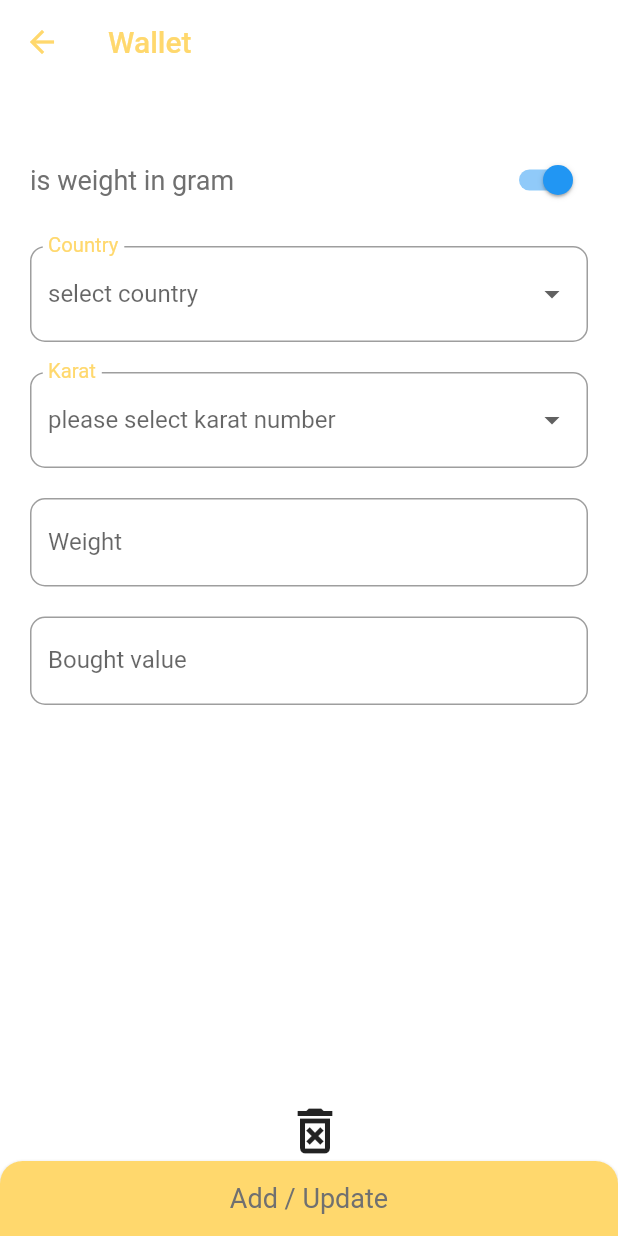
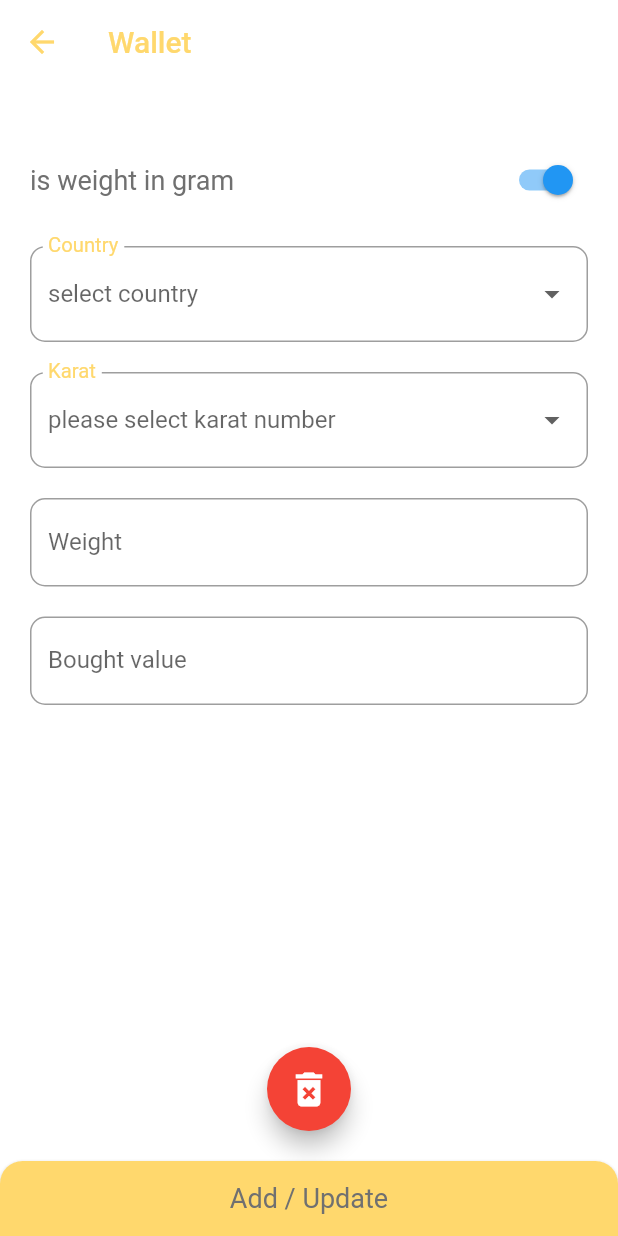
Before and after one commit to ibrahim-elsokary/goldinia_app, a Flutter app: the WalletView screen opened directly, on a phone screen of 412 x 824 dp. Run offline on Flutter 3.47's test engine with Material 2 defaults, Android fonts, the phone set to English and light mode, and no system bars; our stand-ins replace bloc, dartz, flutter_bloc, flutter_svg, get_it, shared_preferences; accounts and stored records are empty; network calls fail.

Commit message:
add delete wallet feature

```diff
--- a/lib/features/home/pesentation/view/widgets/custom_wallet_widget.dart
+++ b/lib/features/home/pesentation/view/widgets/custom_wallet_widget.dart
@@ -1,5 +1,3 @@
-import 'dart:ffi';
-
 import 'package:flutter/material.dart';
 import 'package:flutter_bloc/flutter_bloc.dart';
 import 'package:goldinia_app/core/models/gold_prices_model.dart';
@@ -24,8 +22,9 @@ class _CustomWalletWidgetState extends State<CustomWalletWidget> {
   @override
   void initState() {
     var cubit = BlocProvider.of<ManageWalletCubit>(context);
-    if (cubit.walletData.isNotEmpty)
+    if (cubit.walletData.isNotEmpty) {
       cubit.fetchTodayGoldPrice(cubit.walletData[1]);
+    }
     super.initState();
   }
 
--- a/lib/features/home/pesentation/view/widgets/wallet_view_body.dart
+++ b/lib/features/home/pesentation/view/widgets/wallet_view_body.dart
@@ -1,5 +1,3 @@
-
-
 import 'package:flutter/material.dart';
 import 'package:flutter_bloc/flutter_bloc.dart';
 import 'package:goldinia_app/core/models/gold_prices_model.dart';
@@ -144,9 +142,20 @@ class WalletViewBody extends StatelessWidget {
                   ),
                 ),
               ),
-              IconButton(onPressed: () {
+              FloatingActionButton(
 
-              }, icon:const Icon(Icons.delete_forever_outlined,size:40,)),
+                backgroundColor: Colors.red,
+                child: const Icon(
+                  size: 30,
+                  Icons.delete_forever,
+                ),
+                onPressed: () {
+                  cubit.deleteWallet();
+                  Navigator.pop(context);
+                },
+              ),
+
+              const SizedBox(height: 20,),
               CustomExpandedElevatedButton(
                 onPressed: () {
                   if (formKey.currentState!.validate()) {
@@ -309,7 +318,6 @@ List<DropdownMenuItem> countryDropdownitems() {
             fit: BoxFit.scaleDown,
             child: Text(
               '${e.name} (${e.currencyShortForm}) ',
-
             ),
           )
         ],
@@ -324,7 +332,6 @@ List<DropdownMenuItem> karatDropdownitems() {
         value: e.toString(),
         child: Text(
           '$e karat ',
-
         ));
   }).toList();
 }
--- a/lib/features/home/pesentation/view_model/cubit/manage_wallet_cubit.dart
+++ b/lib/features/home/pesentation/view_model/cubit/manage_wallet_cubit.dart
@@ -38,4 +38,10 @@ class ManageWalletCubit extends Cubit<ManageWalletState> {
     walletData = args;
     emit(AddWallet());
   }
+
+    void deleteWallet() {
+    SharedPreferencesHelper.delete(key: 'walletValues');
+    walletData = [];
+    emit(DeleteWallet());
+  }
 }
--- a/lib/features/home/pesentation/view_model/cubit/manage_wallet_state.dart
+++ b/lib/features/home/pesentation/view_model/cubit/manage_wallet_state.dart
@@ -19,6 +19,9 @@ class FetchTodayPriceFailure extends ManageWalletState {
   FetchTodayPriceFailure(this.errorMsg);
 }
 
+
+class DeleteWallet extends ManageWalletState {}
+
 class AddWallet extends ManageWalletState {}
 
 class ChangeWalletSwitch extends ManageWalletState {}
--- a/lib/main.dart
+++ b/lib/main.dart
@@ -11,7 +11,7 @@ import 'core/utils/bloc_observer.dart';
 void main() async {
   WidgetsFlutterBinding.ensureInitialized();
   await SharedPreferencesHelper.initSharedPreferences();
-  //await SharedPreferencesHelper.clear();
+  await SharedPreferencesHelper.clear();
   await SharedPreferencesHelper.initSharedPreferencesValues();
 
   Bloc.observer = MyBlocObserver();
```
